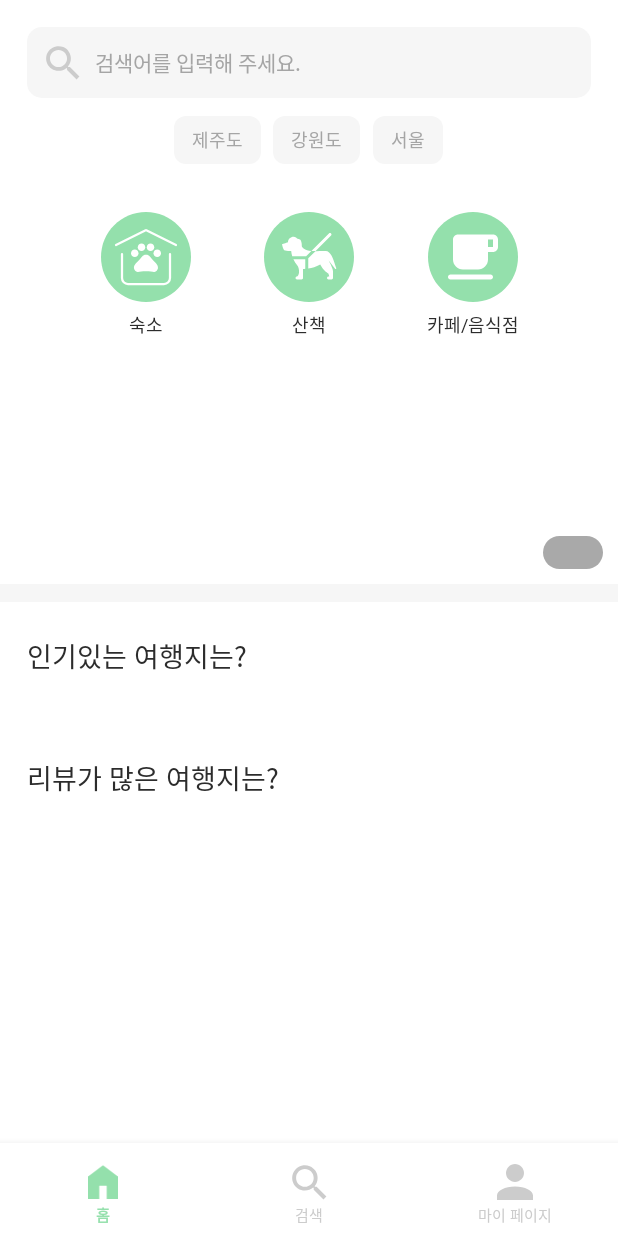
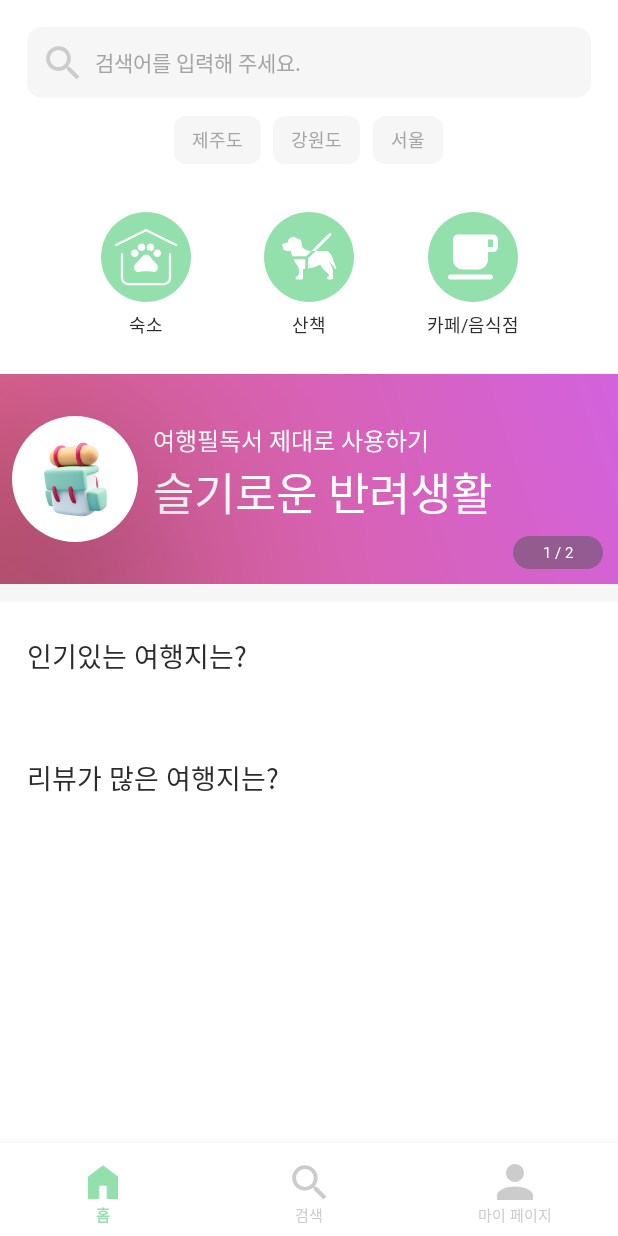
Before and after one commit to HUFS-Capstone-23-01/TravelFeelDog-Android, an Android app: the HomeFragment screen opened directly, with no data from a screen before it, on a phone screen of 412 x 824 dp. Run offline under Robolectric (Android 15) with nearby library versions, the phone set to English and light mode, and no system bars; our stand-ins replace CircleImageView, data binding, navigation-ui.

```diff
--- a/app/src/main/java/com/example/travelfeeldog/presentation/home/HomeFragment.kt
+++ b/app/src/main/java/com/example/travelfeeldog/presentation/home/HomeFragment.kt
@@ -21,7 +21,6 @@ class HomeFragment : BaseFragment<FragmentHomeBinding>(R.layout.fragment_home) {
     override fun onViewCreated(view: View, savedInstanceState: Bundle?) {
         super.onViewCreated(view, savedInstanceState)
 
-
         // TODO(고정된 정보 - 나중에 고정된 정보끼리 데이터 셋 만들 것)
         val eventBannerInfo = mutableListOf<EventBanner>().apply {
             add(
@@ -42,6 +41,7 @@ class HomeFragment : BaseFragment<FragmentHomeBinding>(R.layout.fragment_home) {
             )
         }
 
+        setHomeEventBanner(eventBannerInfo, 2)
     }
 
     private fun mainViewChangeEvent(maxEvent: Int) {
--- a/app/src/main/res/navigation/nav_main.xml
+++ b/app/src/main/res/navigation/nav_main.xml
@@ -79,11 +79,47 @@
             app:exitAnim="@anim/nav_default_exit_anim"
             app:popEnterAnim="@anim/nav_default_pop_enter_anim"
             app:popExitAnim="@anim/nav_default_pop_exit_anim" />
+        <action
+            android:id="@+id/action_locationDetailFragment_to_reviewFragment"
+            app:destination="@id/reviewFragment"
+            app:enterAnim="@anim/nav_default_enter_anim"
+            app:exitAnim="@anim/nav_default_exit_anim"
+            app:popEnterAnim="@anim/nav_default_pop_enter_anim"
+            app:popExitAnim="@anim/nav_default_pop_exit_anim" />
+        <action
+            android:id="@+id/action_locationDetailFragment_to_positiveEvaluationFragment"
+            app:destination="@id/positiveEvaluationFragment"
+            app:enterAnim="@anim/nav_default_enter_anim"
+            app:exitAnim="@anim/nav_default_exit_anim"
+            app:popEnterAnim="@anim/nav_default_pop_enter_anim"
+            app:popExitAnim="@anim/nav_default_pop_exit_anim" />
+        <action
+            android:id="@+id/action_locationDetailFragment_to_negativeEvaluationFragment"
+            app:destination="@id/negativeEvaluationFragment"
+            app:enterAnim="@anim/nav_default_enter_anim"
+            app:exitAnim="@anim/nav_default_exit_anim"
+            app:popEnterAnim="@anim/nav_default_pop_enter_anim"
+            app:popExitAnim="@anim/nav_default_pop_exit_anim" />
     </fragment>
     <fragment
         android:id="@+id/placeReviewFragment"
         android:name="com.example.travelfeeldog.presentation.review.PlaceReviewFragment"
         android:label="fragment_place_review"
         tools:layout="@layout/fragment_place_review" />
+    <fragment
+        android:id="@+id/reviewFragment"
+        android:name="com.example.travelfeeldog.presentation.review.ReviewFragment"
+        android:label="fragment_review"
+        tools:layout="@layout/fragment_review" />
+    <fragment
+        android:id="@+id/positiveEvaluationFragment"
+        android:name="com.example.travelfeeldog.presentation.location.PositiveEvaluationFragment"
+        android:label="fragment_positive_evaluation"
+        tools:layout="@layout/fragment_positive_evaluation" />
+    <fragment
+        android:id="@+id/negativeEvaluationFragment"
+        android:name="com.example.travelfeeldog.presentation.location.NegativeEvaluationFragment"
+        android:label="fragment_negative_evaluation"
+        tools:layout="@layout/fragment_negative_evaluation" />
 
 </navigation>
--- a/app/src/main/res/values/strings.xml
+++ b/app/src/main/res/values/strings.xml
@@ -34,4 +34,6 @@
     <string name="first_main_title">슬기로운 반려생활</string>
     <string name="second_sub_title">리뷰 작성하고 쿠폰 받자!</string>
     <string name="second_main_title">슬기로운 리뷰생활</string>
+    <!-- TODO: Remove or change this placeholder text -->
+    <string name="hello_blank_fragment">Hello blank fragment</string>
 </resources>
```
Also changed, not shown: app/src/main/java/com/example/travelfeeldog/presentation/location/LocationDetailFragment.kt (+17 -0 lines), app/src/main/java/com/example/travelfeeldog/presentation/location/NegativeEvaluationFragment.kt (added, +14 -0 lines), app/src/main/java/com/example/travelfeeldog/presentation/location/PositiveEvaluationFragment.kt (added, +14 -0 lines), app/src/main/res/drawable/progress_custom_stats.xml (added, +22 -0 lines), app/src/main/res/layout/fragment_negative_evaluation.xml (added, +75 -0 lines), app/src/main/res/layout/fragment_positive_evaluation.xml (added, +77 -0 lines), app/src/main/res/layout/item_evaluation_keyword_detail.xml (added, +39 -0 lines), app/src/main/res/values/styles.xml (+12 -0 lines).
